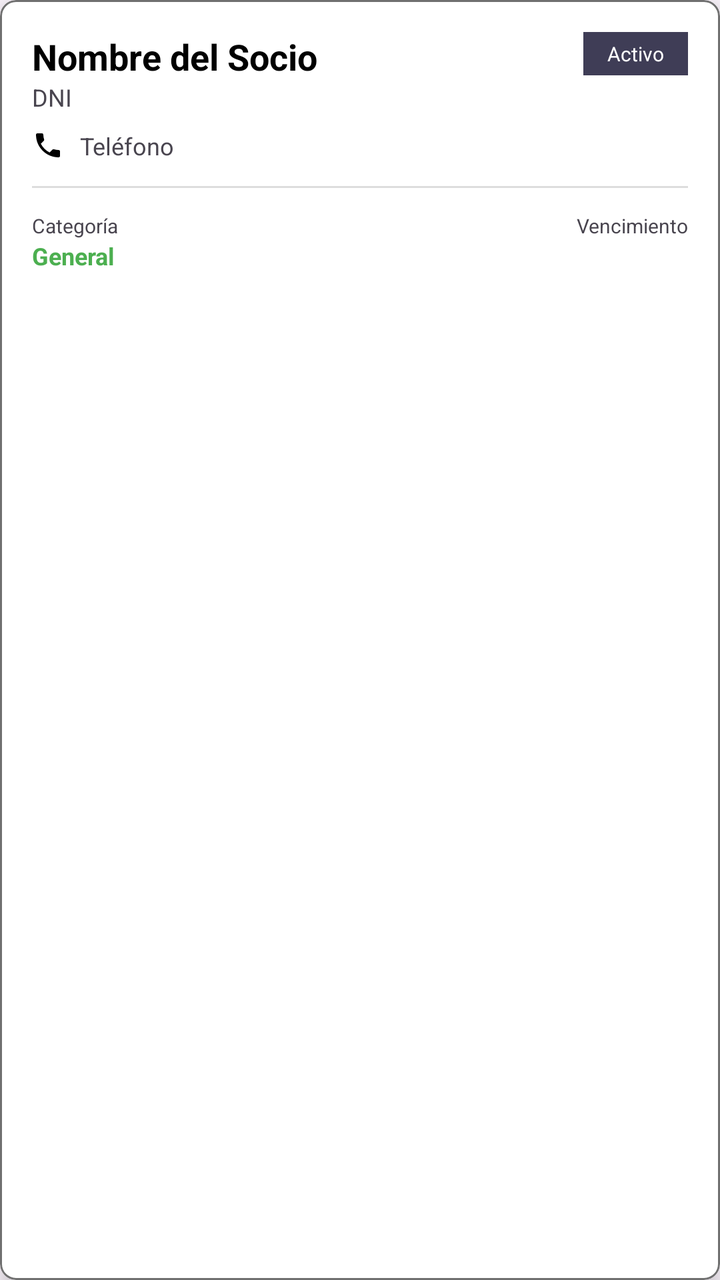
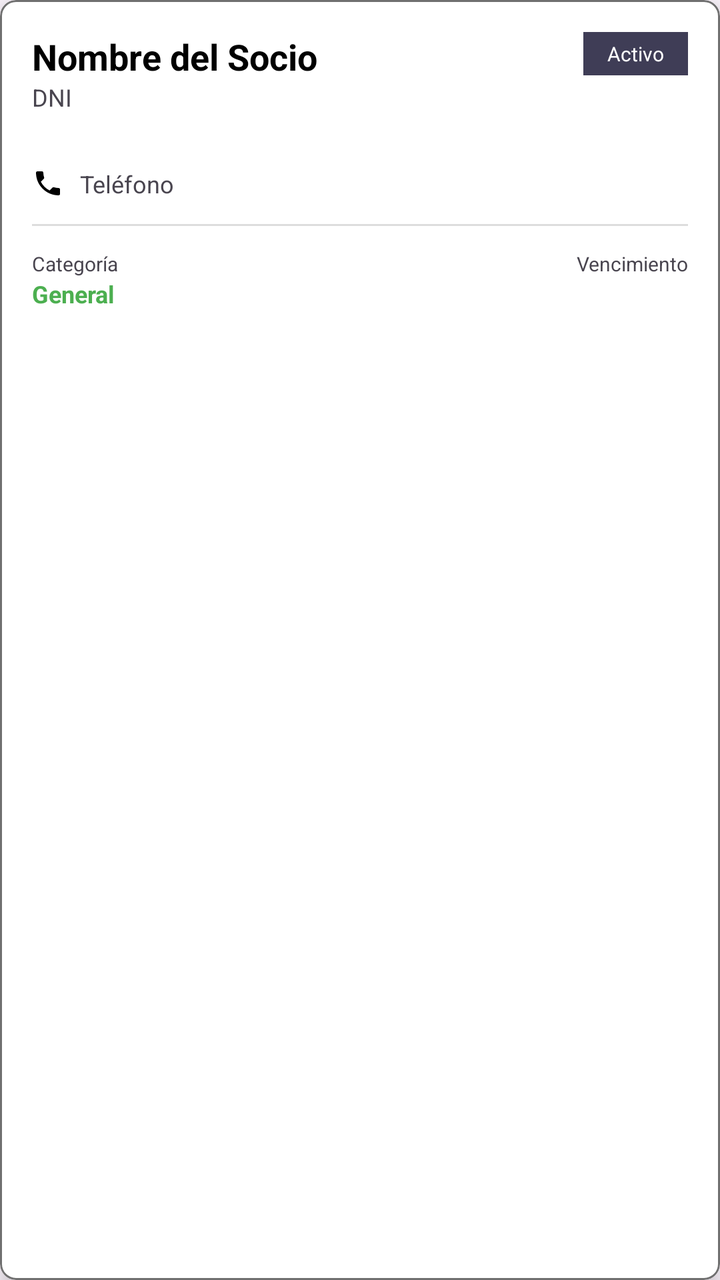

Before-and-after screenshots of an Android layout around one commit, followed by the original layout XML and the change that was made.
<!-- AndroidManifest.xml: application theme Theme.ClubDeportivoDAM -->
<!-- res/layout/item_socio.xml -->
<?xml version="1.0" encoding="utf-8"?>
<com.google.android.material.card.MaterialCardView
    xmlns:android="http://schemas.android.com/apk/res/android"
    xmlns:app="http://schemas.android.com/apk/res-auto"
    android:layout_width="match_parent"
    android:layout_height="wrap_content"
    android:layout_marginHorizontal="16dp"
    android:layout_marginVertical="8dp"
    app:cardBackgroundColor="@android:color/white"
    app:cardCornerRadius="8dp"
    app:cardElevation="6dp"
    app:strokeColor="#707070"
    app:strokeWidth="1dp">

    <LinearLayout
        android:layout_width="match_parent"
        android:layout_height="wrap_content"
        android:orientation="vertical"
        android:padding="16dp">

        <RelativeLayout
            android:layout_width="match_parent"
            android:layout_height="wrap_content">
            <TextView
                android:id="@+id/txtNombreSocio"
                android:layout_width="wrap_content"
                android:layout_height="wrap_content"
                android:text="Nombre del Socio"
                android:textColor="#000000"
                android:textSize="18sp"
                android:textStyle="bold" />
            <TextView
                android:id="@+id/txtEstadoSocio"
                android:layout_width="wrap_content"
                android:layout_height="wrap_content"
                android:layout_alignParentEnd="true"
                android:background="#3F3D56"
                android:paddingHorizontal="12dp"
                android:paddingVertical="4dp"
                android:text="Activo"
                android:textColor="@android:color/white"
                android:textSize="10sp" />
        </RelativeLayout>

        <TextView
            android:id="@+id/txtDniSocio"
            android:layout_width="wrap_content"
            android:layout_height="wrap_content"
            android:text="DNI"
            android:textSize="12sp" />

        <LinearLayout
            android:layout_width="wrap_content"
            android:layout_height="wrap_content"
            android:layout_marginTop="8dp"
            android:gravity="center_vertical">
            <ImageView
                android:layout_width="16dp"
                android:layout_height="16dp"
                android:src="@drawable/ic_phone" />
            <TextView
                android:id="@+id/txtTelefonoSocio"
                android:layout_width="wrap_content"
                android:layout_height="wrap_content"
                android:layout_marginStart="8dp"
                android:text="Teléfono"
                android:textSize="12sp" />
        </LinearLayout>

        <View
            android:layout_width="match_parent"
            android:layout_height="1dp"
            android:layout_marginVertical="12dp"
            android:background="#DDDDDD" />

        <RelativeLayout
            android:layout_width="match_parent"
            android:layout_height="wrap_content">

            <LinearLayout
                android:layout_width="wrap_content"
                android:layout_height="wrap_content"
                android:orientation="vertical">

                <TextView
                    android:layout_width="wrap_content"
                    android:layout_height="wrap_content"
                    android:text="Categoría"
                    android:textSize="10sp" />

                <TextView
                    android:id="@+id/txtCategoriaSocio"
                    android:layout_width="wrap_content"
                    android:layout_height="wrap_content"
                    android:text="General"
                    android:textColor="#4CAF50"
                    android:textStyle="bold"
                    android:textSize="12sp" />
            </LinearLayout>

            <TextView
                android:id="@+id/txtVencimientoSocio"
                android:layout_width="wrap_content"
                android:layout_height="wrap_content"
                android:layout_alignParentEnd="true"
                android:gravity="end"
                android:text="Vencimiento"
                android:textSize="10sp" />
        </RelativeLayout>
    </LinearLayout>
</com.google.android.material.card.MaterialCardView>
<!-- resources referenced by this layout -->
<resources>
  <!-- drawable ic_phone (drawable) -->
  <vector xmlns:android="http://schemas.android.com/apk/res/android" android:height="24dp" android:tint="#000000" android:viewportHeight="24" android:viewportWidth="24" android:width="24dp">
        
      <path android:fillColor="@android:color/white" android:pathData="M6.62,10.79c1.44,2.83 3.76,5.14 6.59,6.59l2.2,-2.2c0.27,-0.27 0.67,-0.36 1.02,-0.24 1.12,0.37 2.33,0.57 3.57,0.57 0.55,0 1,0.45 1,1V20c0,0.55 -0.45,1 -1,1 -9.39,0 -17,-7.61 -17,-17 0,-0.55 0.45,-1 1,-1h3.5c0.55,0 1,0.45 1,1 0,1.25 0.2,2.45 0.57,3.57 0.11,0.35 0.03,0.74 -0.25,1.02l-2.2,2.2z"/>
      
  </vector>
  <style name="Theme.ClubDeportivoDAM" parent="Base.Theme.ClubDeportivoDAM" />
  <style name="Base.Theme.ClubDeportivoDAM" parent="Theme.Material3.DayNight.NoActionBar">
          
          
      </style>
</resources>

<!-- the commit's change to res/layout/item_socio.xml (unified diff, before → after) -->
@@ -48,6 +48,11 @@
             android:layout_height="wrap_content"
             android:text="DNI"
             android:textSize="12sp" />
+
+        <TextView
+            android:id="@+id/txtEmailSocio"
+            android:layout_width="wrap_content"
+            android:layout_height="wrap_content" />
 
         <LinearLayout
             android:layout_width="wrap_content"
